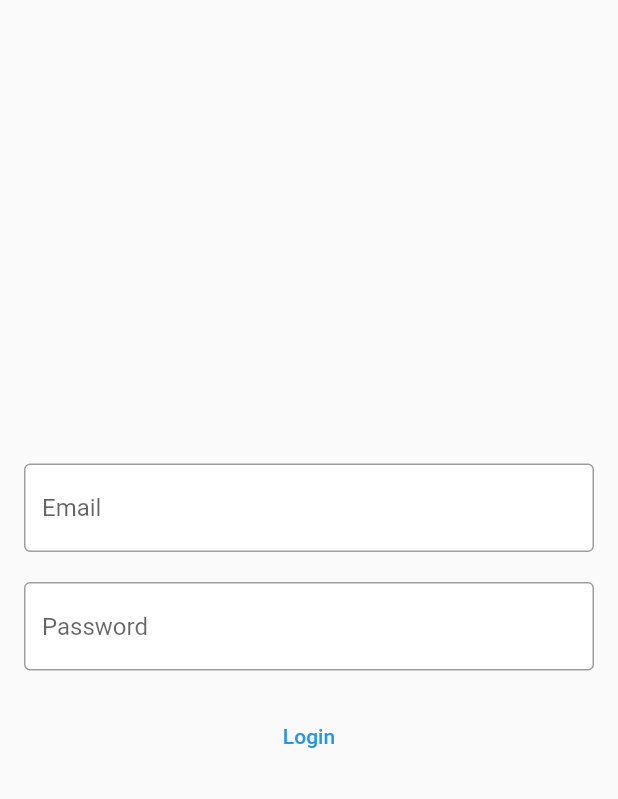
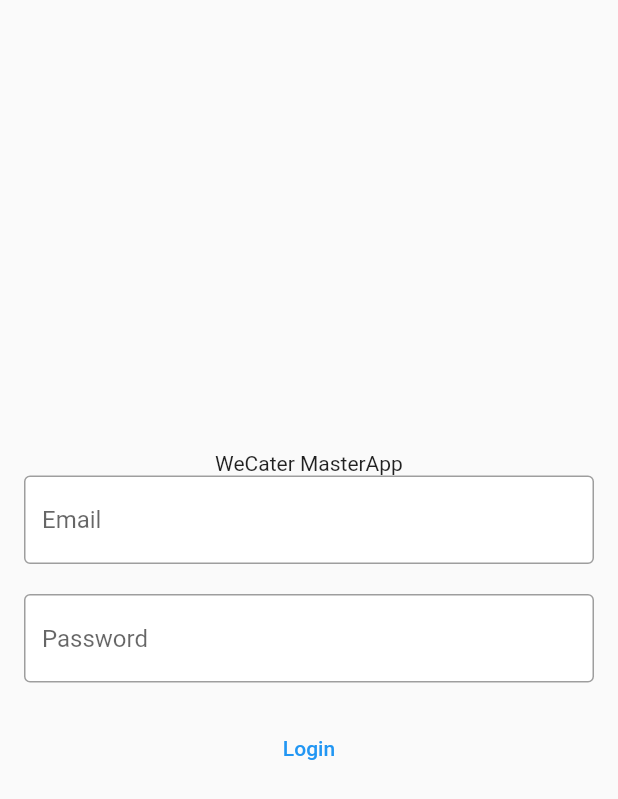
Before and after one commit to Abu-Shoaib-Jamil/WeCater, a Flutter app: the screen it shows after launch, on a phone screen of 412 x 824 dp. Shown: the top 799 px of the screen. Run offline on Flutter 3.47's test engine with Material 2 defaults, Android fonts, the light colour scheme and no system bars; our stand-ins replace cloud_firestore, firebase_auth, firebase_core; accounts and stored records are empty.

Commit message:
latest commit

```diff
--- a/lib/screens/loginpage.dart
+++ b/lib/screens/loginpage.dart
@@ -21,6 +21,8 @@
               mainAxisAlignment: MainAxisAlignment.center,
               crossAxisAlignment: CrossAxisAlignment.center,
               children: [
+                //WeCater
+                Text("WeCater MasterApp"),
                 //Email
                 TextFormField(
                   decoration: InputDecoration(
```
